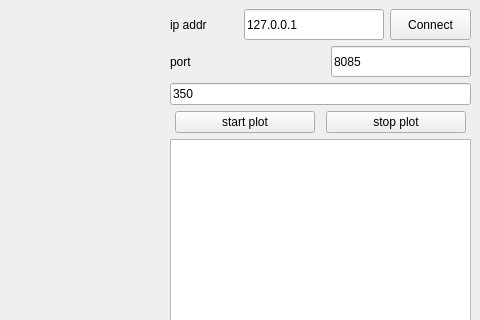
Nayjl/oscilloscop_cleint_udp, file mainwindow.ui: the form before one commit; both pictures show x 745 to 1225 and y 0 to 320 of the 1225 by 724 pixel window.
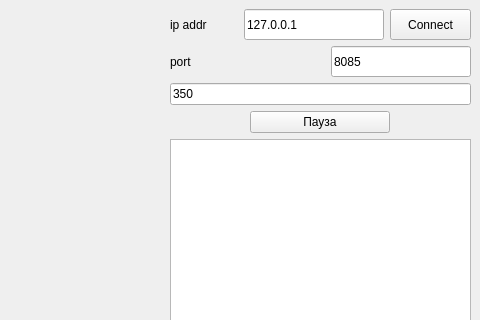
The form after the commit. Custom widgets are drawn as their Qt base class.

Commit message: Кнопка паузы и старта

```diff
--- a/mainwindow.ui
+++ b/mainwindow.ui
@@ -127,20 +127,7 @@
            </size>
           </property>
           <property name="text">
-           <string>start plot</string>
-          </property>
-         </widget>
-        </item>
-        <item>
-         <widget class="QPushButton" name="stopplot">
-          <property name="maximumSize">
-           <size>
-            <width>140</width>
-            <height>16777215</height>
-           </size>
-          </property>
-          <property name="text">
-           <string>stop plot</string>
+           <string>Пауза</string>
           </property>
          </widget>
         </item>
```
The commit also changes 2 other files.
